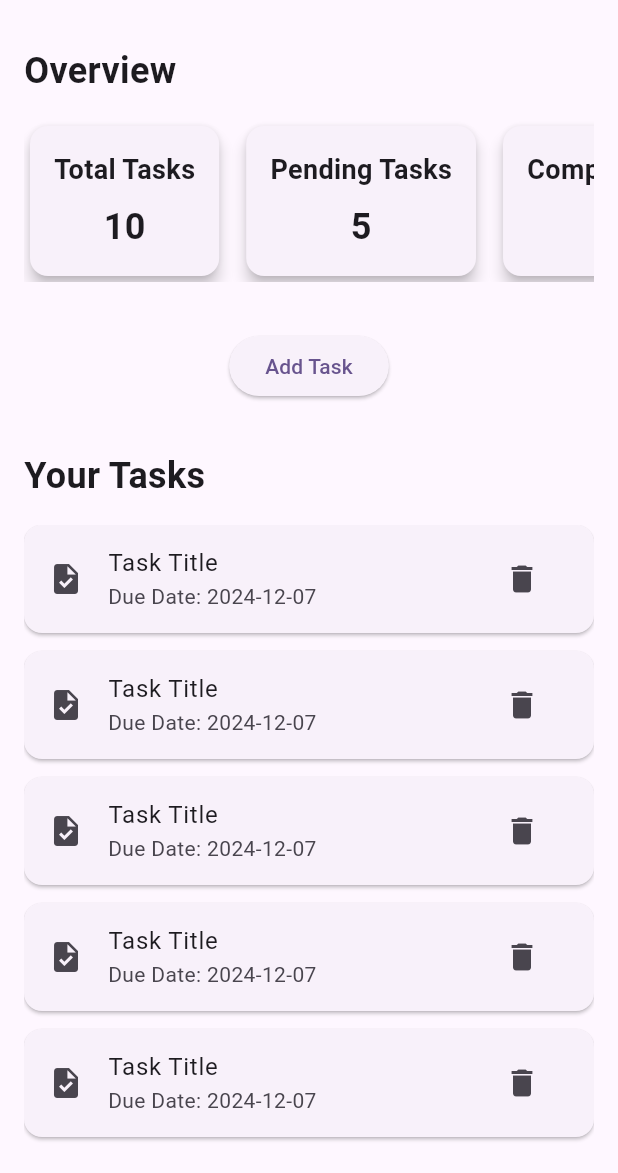
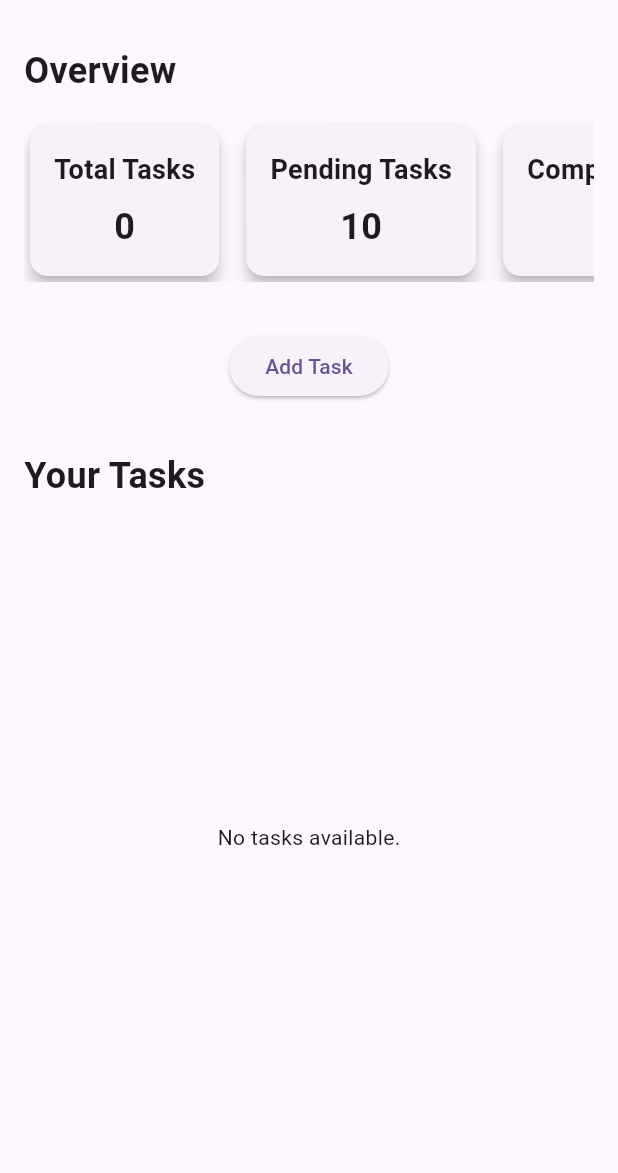
Before and after one commit to smThilshan/task_flow, a Flutter app: the screen it shows after launch, on a phone screen of 412 x 824 dp, the part 63-1236 px from its top. Run offline on Flutter 3.47's test engine with Material 3 defaults, Android fonts, the phone set to English and light mode, and no system bars; our stand-ins replace sqflite; accounts and stored records are empty.

Commit message:
home screen with state management

```diff
--- a/lib/main.dart
+++ b/lib/main.dart
@@ -10,14 +10,21 @@ import 'views/home_screen.dart';
 void main() async {
   WidgetsFlutterBinding.ensureInitialized();
   await DatabaseService().init(); // Initialize SQLite database
-  runApp(MyApp());
+  runApp(const MyApp());
 }
 
 class MyApp extends StatelessWidget {
+  const MyApp({super.key});
+
   @override
   Widget build(BuildContext context) {
-    return ChangeNotifierProvider(
-      create: (_) => TaskViewModel(),
+    return MultiProvider(
+      providers: [
+        ChangeNotifierProvider(
+          create: (_) =>
+              TaskViewModel()..loadTasks(), // Load tasks on app start
+        ),
+      ],
       child: MaterialApp(
         debugShowCheckedModeBanner: false,
         title: 'Task Flow',
--- a/lib/views/home_screen.dart
+++ b/lib/views/home_screen.dart
@@ -1,4 +1,7 @@
 import 'package:flutter/material.dart';
+import 'package:provider/provider.dart';
+import 'package:task_flow/models/task_model.dart';
+import 'package:task_flow/views_model/task_view_model.dart';
 import 'package:task_flow/widgets/overview_widget.dart';
 
 class HomeScreen extends StatelessWidget {
@@ -6,6 +9,9 @@ class HomeScreen extends StatelessWidget {
 
   @override
   Widget build(BuildContext context) {
+    final taskViewModel = context.watch<TaskViewModel>();
+    final tasks = taskViewModel.tasks;
+
     return Scaffold(
       appBar: AppBar(
         title: const Text('Task Flow'),
@@ -29,17 +35,25 @@ class HomeScreen extends StatelessWidget {
               style: TextStyle(fontSize: 24, fontWeight: FontWeight.bold),
             ),
             const SizedBox(height: 16),
-            const SingleChildScrollView(
+            SingleChildScrollView(
               scrollDirection: Axis.horizontal,
               child: Row(
                 mainAxisAlignment: MainAxisAlignment.spaceBetween,
                 children: [
-                  OverviewCard(title: 'Total Tasks', count: 10),
-                  SizedBox(width: 10),
-                  OverviewCard(title: 'Pending Tasks', count: 5),
-                  SizedBox(width: 10),
-                  OverviewCard(title: 'Completed Tasks', count: 5),
-                  SizedBox(width: 10),
+                  OverviewCard(
+                    title: 'Total Tasks',
+                    count: tasks.length,
+                  ),
+                  const SizedBox(width: 10),
+                  OverviewCard(
+                    title: 'Pending Tasks',
+                    count: 10,
+                  ),
+                  const SizedBox(width: 10),
+                  OverviewCard(
+                    title: 'Completed Tasks',
+                    count: 5,
+                  ),
                 ],
               ),
             ),
@@ -63,19 +77,24 @@ class HomeScreen extends StatelessWidget {
             ),
             const SizedBox(height: 16),
             Expanded(
-              child: ListView.builder(
-                itemCount: 10,
+              child: tasks.isEmpty
+                  ? const Center(child: Text('No tasks available.'))
+                  : ListView.builder(
+                      itemCount: tasks.length,
                       itemBuilder: (context, index) {
+                        final task = tasks[index];
                         return Card(
                           margin: const EdgeInsets.only(bottom: 12),
                           child: ListTile(
                             leading: const Icon(Icons.task),
-                      title: const Text('Task Title'),
-                      subtitle: const Text('Due Date: 2024-12-07'),
+                            title: Text(task.title),
+                            subtitle: Text(
+                              'Due Date: ${task.dueDate.toString().split(' ')[0]}',
+                            ),
                             trailing: IconButton(
                               icon: const Icon(Icons.delete),
                               onPressed: () {
-                          // Implement task deletion
+                                taskViewModel.deleteTask(task.id!);
                               },
                             ),
                             onTap: () {
```
Lines whose indentation alone changed are shown as unchanged.
